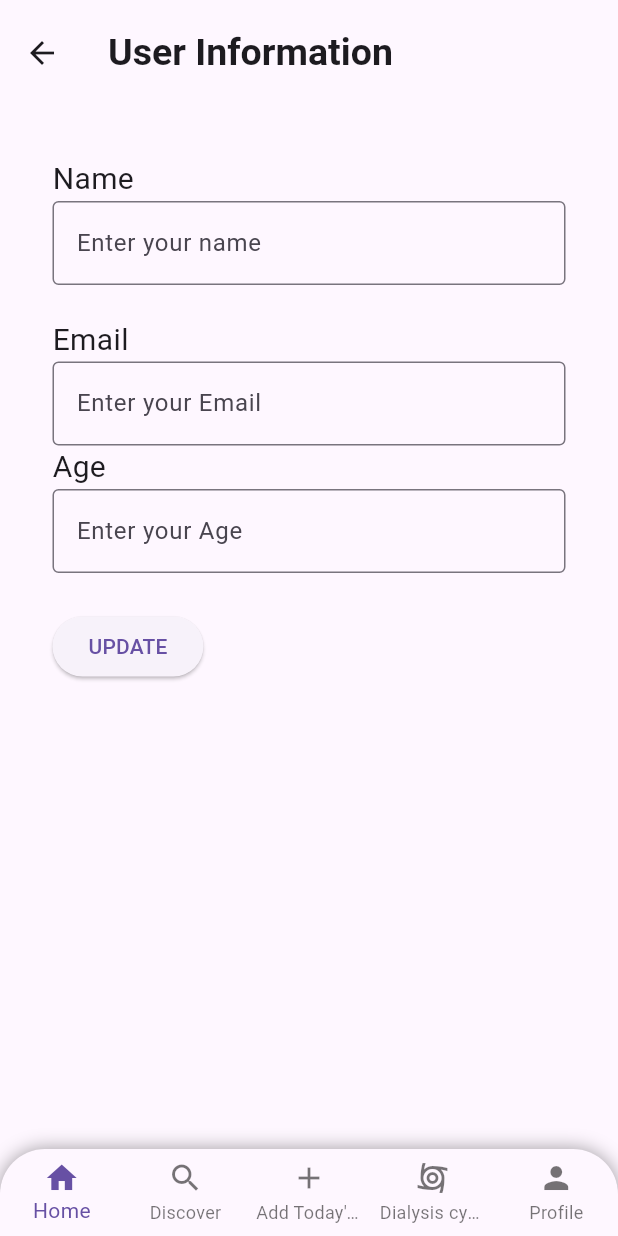
After one commit to aviiciii/yankee_electrothon, a Flutter app: the screen it shows after launch, item 5 of the bottom bar chosen, after a tap on "UPDATE", on a phone screen of 412 x 824 dp. The commit adds this screen. Run offline on Flutter 3.47's test engine with Material 3 defaults, Android fonts, the light colour scheme and no system bars; our stand-ins replace cloud_firestore, firebase_auth, firebase_core, fl_chart, get, sign_in_button; accounts and stored records are empty; network calls fail.

Commit message:
bottom nav completed

```diff
--- a/renalcare/lib/main.dart
+++ b/renalcare/lib/main.dart
@@ -3,6 +3,7 @@ import 'package:flutter/material.dart';
 // firebase
 import 'package:firebase_core/firebase_core.dart';
 import 'package:renalcare/pages/graph/graph.dart';
+import 'package:renalcare/pages/homepage.dart';
 
 import 'package:renalcare/pages/login/1.dart';
 import 'package:renalcare/pages/login/google_sign_in.dart';
@@ -34,7 +35,7 @@ class MyApp extends StatelessWidget {
       theme: ThemeData(
         primarySwatch: Colors.blue,
       ),
-      home: splashScreen(),
+      home: myGraph(),
     );
   }
 }
--- a/renalcare/lib/pages/graph/bar_chart.dart
+++ b/renalcare/lib/pages/graph/bar_chart.dart
@@ -40,8 +40,8 @@ class barChart extends StatelessWidget {
                   color: Colors.grey[800],
                   width: 25,
                   borderRadius: BorderRadius.circular(4),
-                  backDrawRodData: BackgroundBarChartRodData(
-                      show: true, toY: 100, color: Colors.grey[200]),
+                  // backDrawRodData: BackgroundBarChartRodData(
+                  // show: true, toY: 100, color: Colors.grey[200]),
                 )
               ]),
             )
--- a/renalcare/lib/pages/graph/bar_data.dart
+++ b/renalcare/lib/pages/graph/bar_data.dart
@@ -23,13 +23,13 @@ class BarData {
 
   void initialzeBarData() {
     barData = [
-      IndividualBar(x: 0, y: monday),
-      IndividualBar(x: 1, y: tuesday),
-      IndividualBar(x: 2, y: wednesday),
-      IndividualBar(x: 3, y: thursday),
-      IndividualBar(x: 4, y: friday),
-      IndividualBar(x: 5, y: saturday),
-      IndividualBar(x: 6, y: sunday),
+      IndividualBar(x: 0, y: sunday),
+      IndividualBar(x: 1, y: monday),
+      IndividualBar(x: 2, y: tuesday),
+      IndividualBar(x: 3, y: wednesday),
+      IndividualBar(x: 4, y: thursday),
+      IndividualBar(x: 5, y: friday),
+      IndividualBar(x: 6, y: saturday),
     ];
   }
 }
--- a/renalcare/lib/pages/graph/graph.dart
+++ b/renalcare/lib/pages/graph/graph.dart
@@ -1,5 +1,6 @@
 import 'package:flutter/material.dart';
 import 'package:renalcare/pages/graph/bar_chart.dart';
+import 'package:renalcare/widgets/bottomnav.dart';
 
 class myGraph extends StatefulWidget {
   const myGraph({super.key});
@@ -10,11 +11,20 @@ class myGraph extends StatefulWidget {
 
 class _myGraphState extends State<myGraph> {
   // List of calories
-  List<int> weeklySummary = [4, 40, 2, 42, 10, 100, 88, 90];
+  List<double> weeklySummary = [
+    40.00,
+    2.50,
+    42.42,
+    10.50,
+    100.20,
+    88.99,
+    90.10
+  ];
 
   @override
   Widget build(BuildContext context) {
     return Scaffold(
+      bottomNavigationBar: bottomNav(),
       body: Center(
         child: SizedBox(
           height: 400,
--- a/renalcare/lib/pages/homepage.dart
+++ b/renalcare/lib/pages/homepage.dart
@@ -61,7 +61,7 @@ class homePage extends StatelessWidget {
                               borderRadius: BorderRadius.circular(25)),
                         ),
                         Padding(
-                          padding: const EdgeInsets.all(16.0),
+                          padding: const EdgeInsets.all(10.0),
                           child: Column(
                             crossAxisAlignment: CrossAxisAlignment.start,
                             children: [
--- /dev/null
+++ b/renalcare/lib/pages/profile.dart
@@ -0,0 +1,71 @@
+import 'package:flutter/material.dart';
+import 'package:renalcare/widgets/bottomnav.dart';
+
+class profile extends StatelessWidget {
+  const profile({super.key});
+
+  @override
+  Widget build(BuildContext context) {
+    return Scaffold(
+      appBar: AppBar(
+        leading: Icon(Icons.arrow_back),
+        title: Text(
+          "User Information",
+          style: TextStyle(fontSize: 25, fontWeight: FontWeight.bold),
+        ),
+        toolbarHeight: 70,
+      ),
+      body: SingleChildScrollView(
+        child: Padding(
+          padding: EdgeInsets.all(35),
+          child: Column(
+            crossAxisAlignment: CrossAxisAlignment.start,
+            children: [
+              Text(
+                "Name",
+                style: TextStyle(fontSize: 20),
+              ),
+              TextField(
+                decoration: InputDecoration(
+                  border: OutlineInputBorder(),
+                  hintText: 'Enter your name',
+                ),
+              ),
+              SizedBox(
+                height: 22,
+              ),
+              Text(
+                "Email",
+                style: TextStyle(fontSize: 20),
+              ),
+              TextField(
+                decoration: InputDecoration(
+                  border: OutlineInputBorder(),
+                  hintText: 'Enter your Email',
+                ),
+              ),
+              Text(
+                "Age",
+                style: TextStyle(fontSize: 20),
+              ),
+              TextField(
+                decoration: InputDecoration(
+                  border: OutlineInputBorder(),
+                  hintText: 'Enter your Age',
+                ),
+              ),
+              SizedBox(
+                height: 25,
+              ),
+              ElevatedButton(
+                onPressed: () {},
+                child: Text("UPDATE"),
+              ),
+            ],
+          ),
+        ),
+      ),
+      bottomNavigationBar: bottomNav(),
+    );
+  }
+}
--- a/renalcare/lib/widgets/bottomnav.dart
+++ b/renalcare/lib/widgets/bottomnav.dart
@@ -1,8 +1,18 @@
 import 'package:flutter/material.dart';
+import 'package:get/get.dart';
+import 'package:renalcare/pages/discover.dart';
+import 'package:renalcare/pages/graph/graph.dart';
+import 'package:renalcare/pages/homepage.dart';
+import 'package:renalcare/pages/profile.dart';
 
-class bottomNav extends StatelessWidget {
+class bottomNav extends StatefulWidget {
   const bottomNav({super.key});
 
+  @override
+  State<bottomNav> createState() => _bottomNavState();
+}
+
+class _bottomNavState extends State<bottomNav> {
   @override
   Widget build(BuildContext context) {
     return Container(
@@ -28,10 +38,9 @@ class bottomNav extends StatelessWidget {
               BottomNavigationBarItem(
                 icon: Icon(Icons.search),
                 label: 'Discover',
-
               ),
               BottomNavigationBarItem(
-                icon: Icon(Icons.add_a_photo),
+                icon: Icon(Icons.add),
                 label: 'Add Today\'s Diet',
               ),
               BottomNavigationBarItem(
@@ -43,7 +52,31 @@ class bottomNav extends StatelessWidget {
                 label: 'Profile',
               ),
             ],
+            onTap: (index) {
+              _handleNavigation(context, index);
+            },
           ),
         ));
   }
+
+  void _handleNavigation(BuildContext context, int index) {
+    switch (index) {
+      case 0:
+        Get.to(homePage());
+        break;
+      case 1:
+        // Navigate to the About page
+        Get.to(discover());
+        break;
+      case 2:
+        // Navigate to the Contact page
+        // Get.to()
+        break;
+      case 3:
+        Get.to(myGraph());
+        break;
+      case 4:
+        Get.to(profile());
+    }
+  }
 }
```
